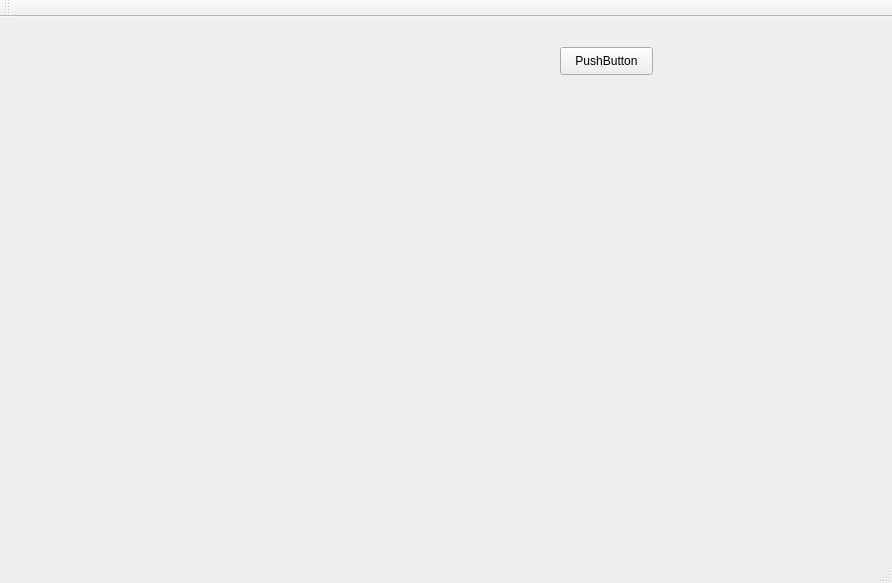
iwxyi/Qt-Notification-Manager-V2, file mainwindow.ui: the form before one commit.
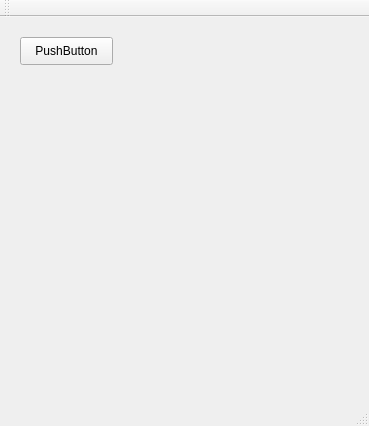
The form after the commit.

```diff
--- a/mainwindow.ui
+++ b/mainwindow.ui
@@ -6,8 +6,8 @@
    <rect>
     <x>0</x>
     <y>0</y>
-    <width>892</width>
-    <height>583</height>
+    <width>369</width>
+    <height>426</height>
    </rect>
   </property>
   <property name="windowTitle">
@@ -17,8 +17,8 @@
    <widget class="QPushButton" name="pushButton">
     <property name="geometry">
      <rect>
-      <x>560</x>
-      <y>30</y>
+      <x>20</x>
+      <y>20</y>
       <width>93</width>
       <height>28</height>
      </rect>
```
Left out of the diff: 4 changed lines with no effect on the pictures.
